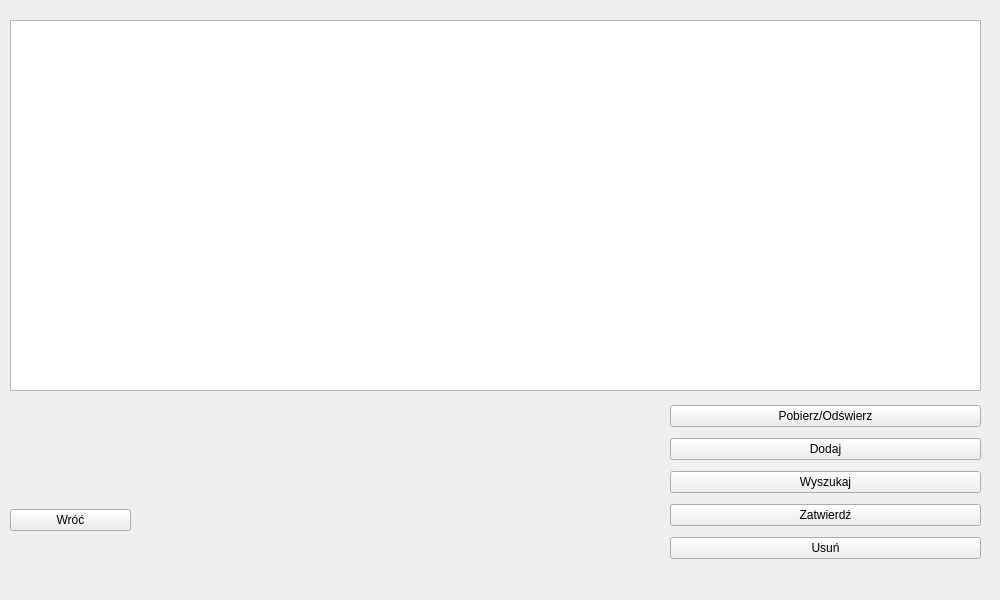
Above: przegladarkiRozlaczne/promocje.ui from margap1998/Bazy-danych-taxi before the change. Below: the same form after it.
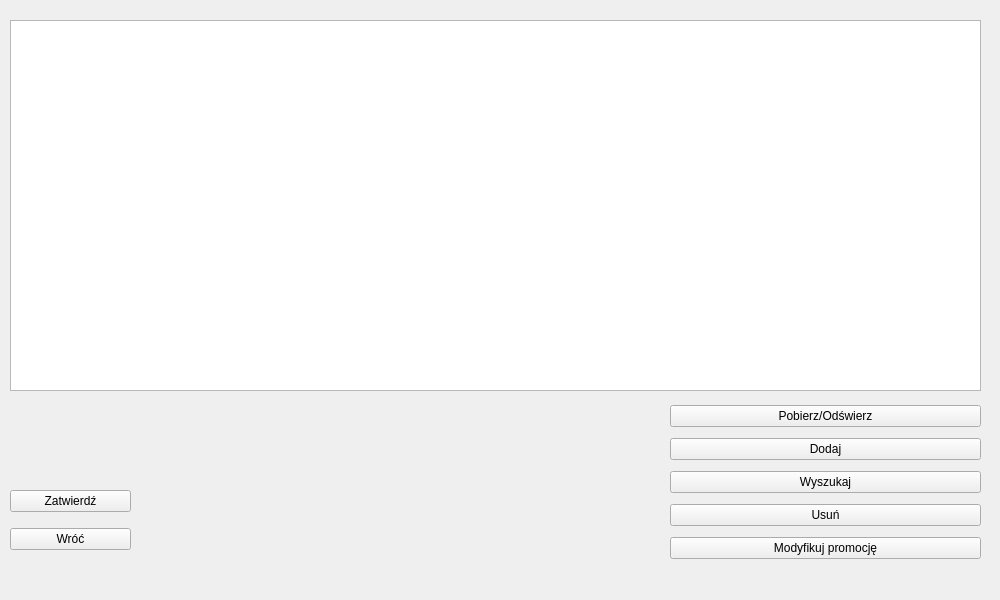
That is the form after the change.

```diff
--- a/przegladarkiRozlaczne/promocje.ui
+++ b/przegladarkiRozlaczne/promocje.ui
@@ -35,6 +35,13 @@
     </rect>
    </property>
    <layout class="QVBoxLayout" name="verticalLayout_3">
+    <item>
+     <widget class="QPushButton" name="ZatwierdzButton_2">
+      <property name="text">
+       <string>Zatwierdź</string>
+      </property>
+     </widget>
+    </item>
     <item>
      <widget class="QPushButton" name="WrocButton_2">
       <property name="text">
@@ -85,13 +92,6 @@
       </property>
      </widget>
     </item>
-    <item>
-     <widget class="QPushButton" name="ZatwierdzButton_2">
-      <property name="text">
-       <string>Zatwierdź</string>
-      </property>
-     </widget>
-    </item>
     <item>
      <widget class="QPushButton" name="UsunButton">
       <property name="text">
@@ -99,6 +99,13 @@
       </property>
      </widget>
     </item>
+    <item>
+     <widget class="QPushButton" name="modyfikuj">
+      <property name="text">
+       <string>Modyfikuj promocję</string>
+      </property>
+     </widget>
+    </item>
    </layout>
   </widget>
   <widget class="QWidget" name="horizontalLayoutWidget">
```
